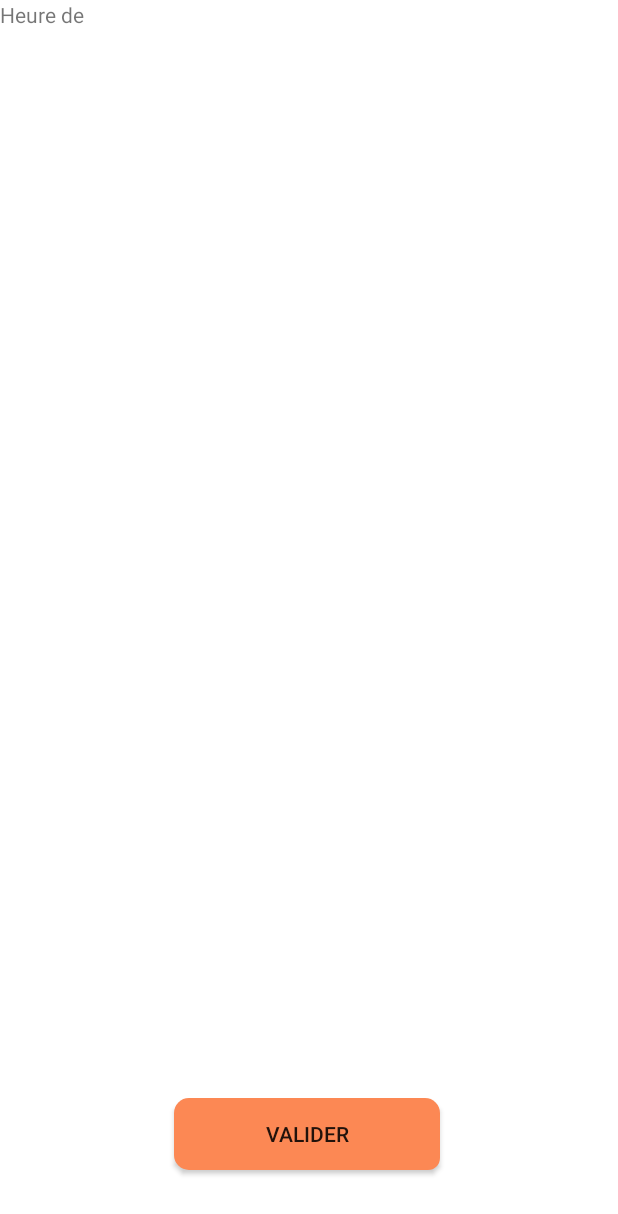
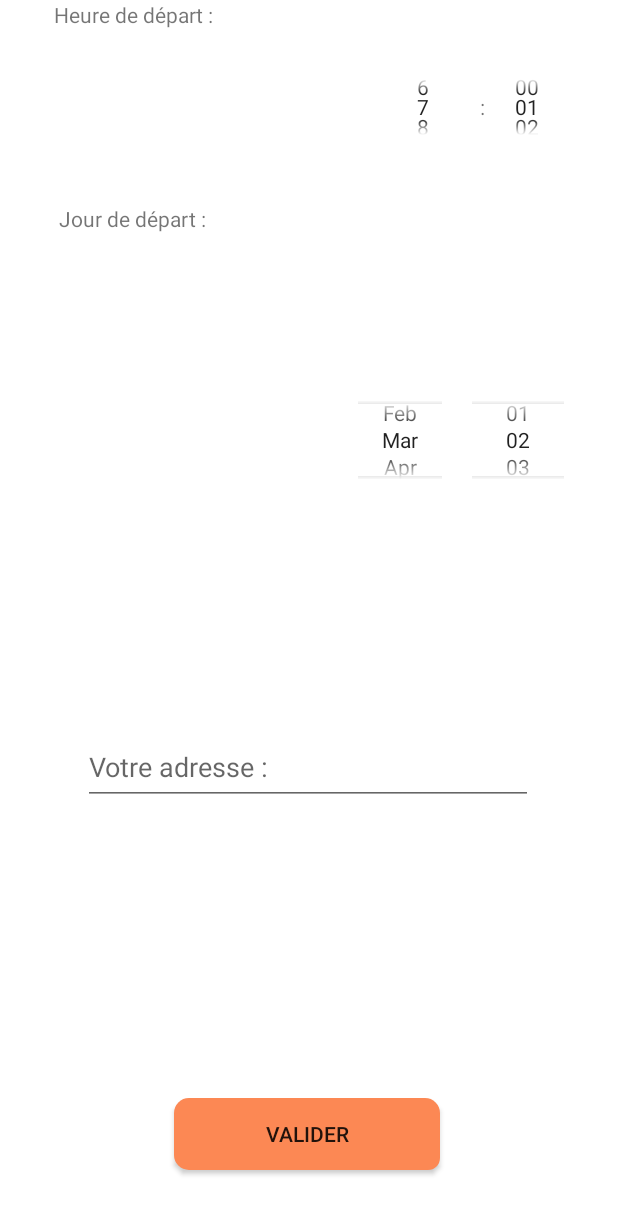
Before and after one commit to NicolasDebras/Hackathon-2023, an Android app: the layout form_add_path.xml on its own in the app's theme, with its tools: preview values and no code run, on a phone screen of 412 x 824 dp. Shown: the top 1214 px of the screen. Run offline under Robolectric (Android 15) with nearby library versions, the phone set to English and light mode, and no system bars.

Commit message:
add input fiel

```diff
--- a/app/src/main/res/layout/form_add_path.xml
+++ b/app/src/main/res/layout/form_add_path.xml
@@ -10,31 +10,52 @@
         android:background="@color/white">
 
         <TextView
-            android:layout_width="10dp"
-            android:layout_height="100dp"
-            tools:layout_editor_absoluteX="145dp"
-            tools:layout_editor_absoluteY="124dp"></TextView>
-
-        <EditText
-            android:layout_width="100dp"
-            android:layout_height="10dp"
-            tools:layout_editor_absoluteX="172dp"
-            tools:layout_editor_absoluteY="150dp"></EditText>
+            android:id="@+id/textView1"
+            android:layout_width="130dp"
+            android:layout_height="20dp"
+            android:layout_marginTop="116dp"
+            android:text="@string/date"
+            app:layout_constraintBottom_toBottomOf="parent"
+            app:layout_constraintEnd_toStartOf="@+id/datePicker1"
+            app:layout_constraintHorizontal_bias="0.362"
+            app:layout_constraintStart_toStartOf="parent"
+            app:layout_constraintTop_toBottomOf="@+id/textView2"
+            app:layout_constraintVertical_bias="0.0"></TextView>
 
         <TextView
-            android:layout_width="100dp"
+            android:id="@+id/textView2"
+            android:layout_width="130dp"
             android:layout_height="20dp"
+            android:layout_marginStart="36dp"
             android:text="@string/time"
-            tools:layout_editor_absoluteX="45dp"
-            tools:layout_editor_absoluteY="52dp"></TextView>
+            app:layout_constraintStart_toStartOf="parent"
+            tools:layout_editor_absoluteY="60dp"></TextView>
 
-        <EditText
-            android:layout_width="100dp"
-            android:layout_height="10dp"
-            tools:layout_editor_absoluteX="155dp"
-            tools:layout_editor_absoluteY="52dp"></EditText>
+        <TimePicker
+            android:id="@+id/TimePicker1"
+            android:layout_width="155dp"
+            android:layout_height="70dp"
+            android:layout_marginStart="68dp"
+            android:layout_marginTop="36dp"
+            android:timePickerMode="spinner"
+            app:layout_constraintBottom_toTopOf="@+id/datePicker1"
+            app:layout_constraintStart_toEndOf="@+id/textView2"
+            app:layout_constraintTop_toTopOf="parent"
+            app:layout_constraintVertical_bias="0.0" />
+
+        <DatePicker
+            android:id="@+id/datePicker1"
+            android:layout_width="157dp"
+            android:layout_height="85dp"
+            android:layout_marginEnd="16dp"
+            android:layout_marginBottom="488dp"
+            android:calendarViewShown="false"
+            android:datePickerMode="spinner"
+            app:layout_constraintBottom_toBottomOf="parent"
+            app:layout_constraintEnd_toEndOf="parent" />
 
         <Button
+            android:id="@+id/button3"
             android:layout_width="177dp"
             android:layout_height="wrap_content"
             android:layout_marginStart="116dp"
@@ -43,5 +64,20 @@
             android:text="@string/Validate"
             app:layout_constraintBottom_toBottomOf="parent"
             app:layout_constraintStart_toStartOf="parent" />
+
+        <EditText
+            android:layout_width="300dp"
+            android:layout_height="50dp"
+            android:hint="@string/adress"
+            app:layout_constraintBottom_toTopOf="@+id/button3"
+            app:layout_constraintEnd_toEndOf="parent"
+            app:layout_constraintHorizontal_bias="0.495"
+            app:layout_constraintStart_toStartOf="parent"
+            app:layout_constraintTop_toTopOf="parent"
+            app:layout_constraintVertical_bias="0.714">
+
+        </EditText>
+
+
     </androidx.constraintlayout.widget.ConstraintLayout>
 </FrameLayout>
```
